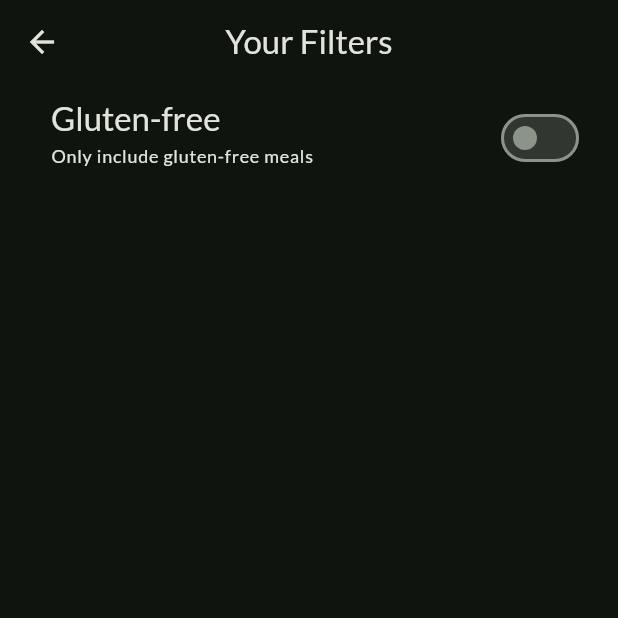
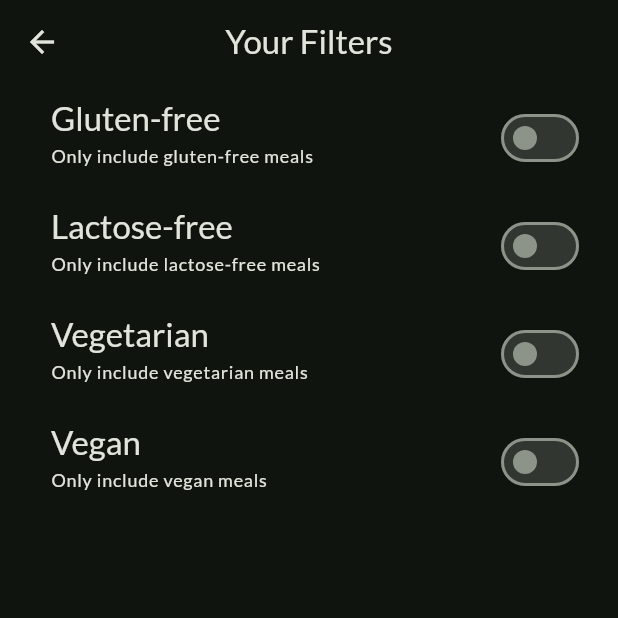
Before and after one commit to dawid3056/food-app, a Flutter app: the FiltersPage screen opened directly, on a phone screen of 412 x 824 dp, the top half of it. Run offline on Flutter 3.47's test engine with Material 3 defaults, Android fonts, the phone set to English and light mode, and no system bars; our stand-ins replace google_fonts, transparent_image.

Commit message:
added new filters to filters page

```diff
--- a/lib/pages/filters.dart
+++ b/lib/pages/filters.dart
@@ -9,6 +9,9 @@ class FiltersPage extends StatefulWidget {
 
 class _FiltersPageState extends State<FiltersPage> {
   var _glutenFreeFilterSet = false;
+  var _lactoseFreeFilterSet = false;
+  var _vegeterianFilterSet = false;
+  var _veganFilterSet = false;
   @override
   Widget build(BuildContext context) {
     return Scaffold(
@@ -43,6 +46,81 @@ class _FiltersPageState extends State<FiltersPage> {
               right: 22,
             ),
           ),
+          SwitchListTile(
+            value: _lactoseFreeFilterSet,
+            onChanged: (isChecked) {
+              setState(() {
+                _lactoseFreeFilterSet = isChecked;
+              });
+            },
+            title: Text(
+              'Lactose-free',
+              style: Theme.of(context).textTheme.titleLarge!.copyWith(
+                    color: Theme.of(context).colorScheme.onBackground,
+                  ),
+            ),
+            subtitle: Text(
+              'Only include lactose-free meals',
+              style: Theme.of(context).textTheme.labelMedium!.copyWith(
+                    color: Theme.of(context).colorScheme.onBackground,
+                  ),
+            ),
+            activeColor: Theme.of(context).colorScheme.tertiary,
+            contentPadding: const EdgeInsets.only(
+              left: 34,
+              right: 22,
+            ),
+          ),
+          SwitchListTile(
+            value: _vegeterianFilterSet,
+            onChanged: (isChecked) {
+              setState(() {
+                _vegeterianFilterSet = isChecked;
+              });
+            },
+            title: Text(
+              'Vegetarian',
+              style: Theme.of(context).textTheme.titleLarge!.copyWith(
+                    color: Theme.of(context).colorScheme.onBackground,
+                  ),
+            ),
+            subtitle: Text(
+              'Only include vegetarian meals',
+              style: Theme.of(context).textTheme.labelMedium!.copyWith(
+                    color: Theme.of(context).colorScheme.onBackground,
+                  ),
+            ),
+            activeColor: Theme.of(context).colorScheme.tertiary,
+            contentPadding: const EdgeInsets.only(
+              left: 34,
+              right: 22,
+            ),
+          ),
+          SwitchListTile(
+            value: _veganFilterSet,
+            onChanged: (isChecked) {
+              setState(() {
+                _veganFilterSet = isChecked;
+              });
+            },
+            title: Text(
+              'Vegan',
+              style: Theme.of(context).textTheme.titleLarge!.copyWith(
+                    color: Theme.of(context).colorScheme.onBackground,
+                  ),
+            ),
+            subtitle: Text(
+              'Only include vegan meals',
+              style: Theme.of(context).textTheme.labelMedium!.copyWith(
+                    color: Theme.of(context).colorScheme.onBackground,
+                  ),
+            ),
+            activeColor: Theme.of(context).colorScheme.tertiary,
+            contentPadding: const EdgeInsets.only(
+              left: 34,
+              right: 22,
+            ),
+          ),
         ],
       ),
     );
--- a/lib/pages/tabs.dart
+++ b/lib/pages/tabs.dart
@@ -1,6 +1,7 @@
 import 'package:flutter/material.dart';
 import 'package:food_app/models/meal.dart';
 import 'package:food_app/pages/categories.dart';
+import 'package:food_app/pages/filters.dart';
 import 'package:food_app/pages/meals.dart';
 import 'package:food_app/widgets/main_drawer.dart';
 
@@ -47,10 +48,13 @@ class _TabsPageState extends State<TabsPage> {
   }
 
   void _setPage(String identifier) {
-    if(identifier == 'filters') {
-
-    } else {
-      Navigator.of(context).pop();
+    Navigator.of(context).pop();
+    if (identifier == 'filters') {
+      Navigator.of(context).push(
+        MaterialPageRoute(
+          builder: (ctx) => const FiltersPage(),
+        ),
+      );
     }
   }
 
@@ -75,7 +79,9 @@ class _TabsPageState extends State<TabsPage> {
           activePageTitle,
         ),
       ),
-      drawer: MainDrawer(onSelectPage: _setPage,),
+      drawer: MainDrawer(
+        onSelectPage: _setPage,
+      ),
       body: activePage,
       bottomNavigationBar: BottomNavigationBar(
         onTap: _selectPage,
```
